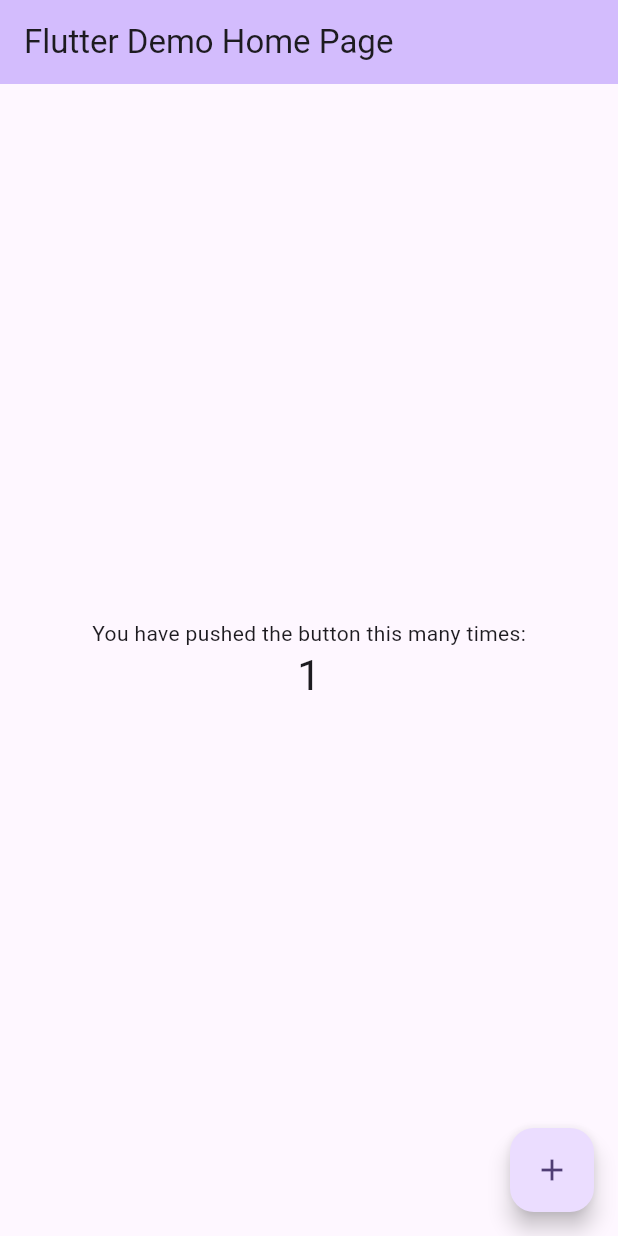
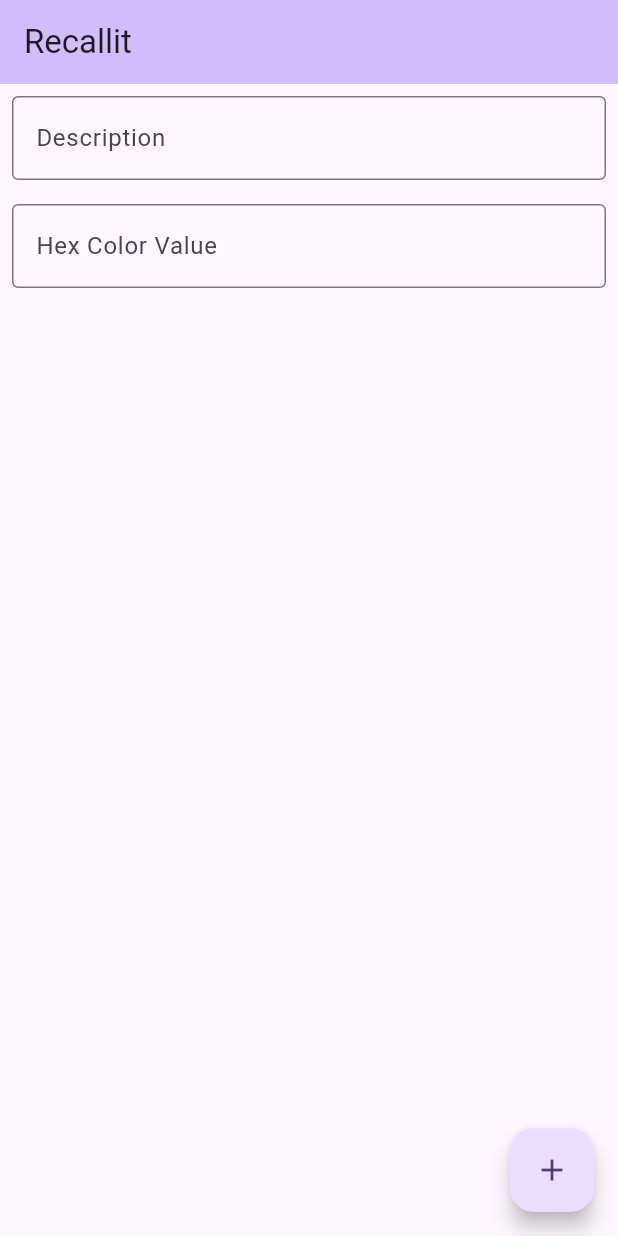
Before and after one commit to Quanarie/recall_it, a Flutter app: the screen it shows after launch, after a tap on the "add" icon, on a phone screen of 412 x 824 dp. Run offline on Flutter 3.47's test engine with Material 3 defaults, Android fonts, the phone set to English and light mode, and no system bars; our stand-ins replace sqflite; accounts and stored records are empty.

Commit message:
added sqflite and point add/delete

```diff
--- a/lib/main.dart
+++ b/lib/main.dart
@@ -1,4 +1,7 @@
+import 'dart:developer';
+
 import 'package:flutter/material.dart';
+import 'package:recall_it/sqflite_crud_operations.dart';
 
 void main() {
   runApp(const MyApp());
@@ -10,12 +13,12 @@ class MyApp extends StatelessWidget {
   @override
   Widget build(BuildContext context) {
     return MaterialApp(
-      title: 'Flutter Demo',
+      title: 'Recallit',
       theme: ThemeData(
         colorScheme: ColorScheme.fromSeed(seedColor: Colors.deepPurple),
         useMaterial3: true,
       ),
-      home: const MyHomePage(title: 'Flutter Demo Home Page'),
+      home: const MyHomePage(title: 'Recallit'),
     );
   }
 }
@@ -30,11 +33,22 @@ class MyHomePage extends StatefulWidget {
 }
 
 class _MyHomePageState extends State<MyHomePage> {
-  int _counter = 0;
+  final TextEditingController _descriptionController = TextEditingController();
+  final TextEditingController _colorController = TextEditingController();
+  final SqfliteCrudOperations _dbOperations = SqfliteCrudOperations();
 
-  void _incrementCounter() {
+  List<Map<String, dynamic>> _loadedPoints = [];
+
+  @override
+  void initState() {
+    super.initState();
+    _fetchPointsFromDatabase();
+  }
+
+  Future<void> _fetchPointsFromDatabase() async {
+    final points = await _dbOperations.getPoints();
     setState(() {
-      _counter++;
+      _loadedPoints = points;
     });
   }
 
@@ -49,21 +63,68 @@ class _MyHomePageState extends State<MyHomePage> {
         child: Column(
           mainAxisAlignment: MainAxisAlignment.center,
           children: <Widget>[
-            const Text(
-              'You have pushed the button this many times:',
+            Padding(
+              padding: const EdgeInsets.all(8.0),
+              child: TextFormField(
+                controller: _descriptionController,
+                decoration: const InputDecoration(
+                  labelText: 'Description',
+                  border: OutlineInputBorder(),
+                ),
+              ),
             ),
-            Text(
-              '$_counter',
-              style: Theme.of(context).textTheme.headlineMedium,
+            Padding(
+              padding: const EdgeInsets.all(8.0),
+              child: TextFormField(
+                controller: _colorController,
+                decoration: const InputDecoration(
+                  labelText: 'Hex Color Value',
+                  border: OutlineInputBorder(),
+                ),
+              ),
+            ),
+            Expanded(
+              child: ListView.builder(
+                itemCount: _loadedPoints.length,
+                itemBuilder: (context, index) {
+                  final point = _loadedPoints[index];
+                  return ListTile(
+                    title: Text(point['description']),
+                    subtitle: Text('ID: ${point['id']}, '
+                        'Description: ${point['description']}, '
+                        'Color: ${point['color']}'),
+                    trailing: IconButton(
+                      icon: const Icon(Icons.delete),
+                      color: Colors.red,
+                      onPressed: () async {
+                        await _dbOperations.deletePoint(point['id']);
+                        await _fetchPointsFromDatabase();
+                      },
+                    ),
+                  );
+                },
+              ),
             ),
           ],
         ),
       ),
       floatingActionButton: FloatingActionButton(
-        onPressed: _incrementCounter,
-        tooltip: 'Increment',
+        onPressed: _addPoint,
+        tooltip: 'Add point',
         child: const Icon(Icons.add),
       ),
     );
   }
+
+  Future<void> _addPoint() async {
+    final description = _descriptionController.text;
+    final colorHex = _colorController.text;
+
+    if (description.isNotEmpty && colorHex.isNotEmpty) {
+      await _dbOperations.insertPoint(description, colorHex);
+      await _fetchPointsFromDatabase();
+      _descriptionController.clear();
+      _colorController.clear();
+    }
+  }
 }
--- /dev/null
+++ b/lib/sqflite_crud_operations.dart
@@ -0,0 +1,49 @@
+import 'package:path/path.dart';
+import 'package:sqflite/sqflite.dart';
+
+class SqfliteCrudOperations {
+  Future<Database> openDb() async {
+    return await openDatabase(join(await getDatabasesPath(), 'myDb.db'),
+        version: 1, onCreate: (db, version) {
+      return db.execute(
+        'CREATE TABLE point('
+        'id INTEGER PRIMARY KEY AUTOINCREMENT NOT NULL, '
+        'description TEXT, '
+        'color TEXT)',
+      );
+    });
+  }
+
+  Future<void> insertPoint(String description, String color) async {
+    final db = await openDb();
+    db.insert(
+        'point',
+        {
+          'description': description,
+          'color': color,
+        },
+        conflictAlgorithm: ConflictAlgorithm.rollback);
+  }
+
+  Future<void> deletePoint(int id) async {
+    final db = await openDb();
+    db.delete('point', where: 'id = ?', whereArgs: [id]);
+  }
+
+  Future<void> updatePoint(int id, String description, String color) async {
+    final db = await openDb();
+    db.update(
+        'point',
+        {
+          'description': description,
+          'color': color,
+        },
+        where: 'id = ?',
+        whereArgs: [id]);
+  }
+
+  Future<List<Map<String, dynamic>>> getPoints() async {
+    final db = await openDb();
+    return await db.query('point');
+  }
+}
--- a/pubspec.yaml
+++ b/pubspec.yaml
@@ -37,6 +37,7 @@ dependencies:
   cupertino_icons: ^1.0.6
   sqflite: ^2.3.3+1
   path: ^1.9.0
+  sqflite_common_ffi_web: ^0.4.3+1
 
 dev_dependencies:
   flutter_test:
```
Also changed, not shown: pubspec.lock, 3 other files.
